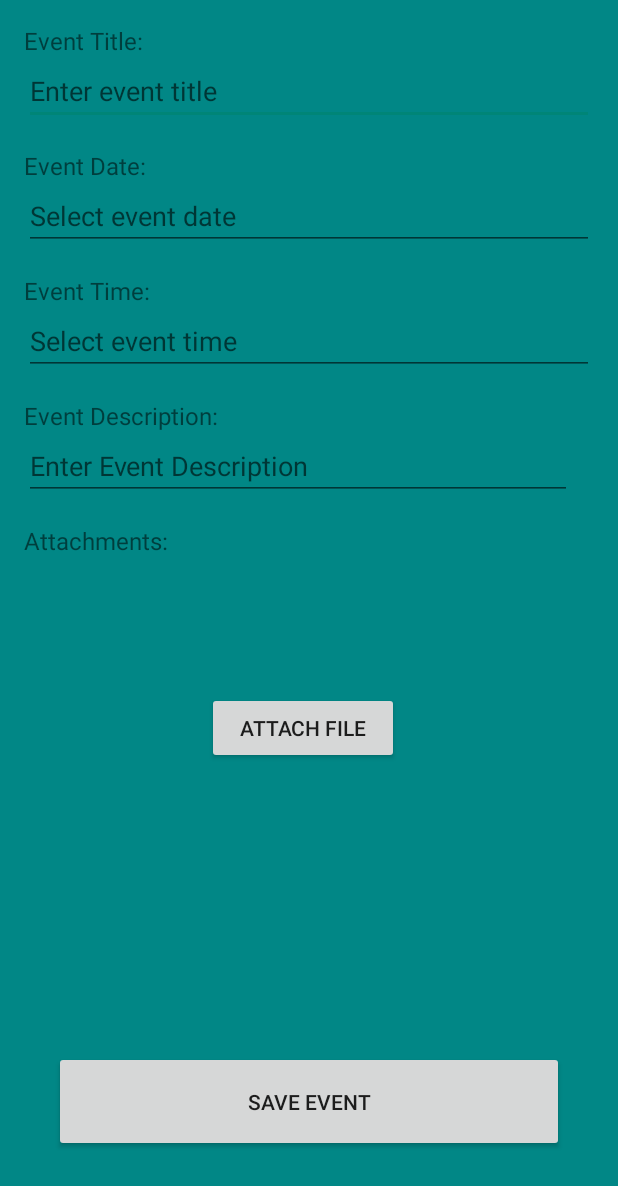
After one commit to hasibayoubi/Project2, an Android app: the NewEvent screen opened directly, with no data from a screen before it, on a phone screen of 412 x 824 dp. The commit adds this screen. Shown: the top 1186 px of the screen. Run offline under Robolectric (Android 15) with nearby library versions, the phone set to English and light mode, and no system bars; our stand-ins replace Firebase (no records; nobody signed in at launch, a user with empty details on screens opened directly); Roboto replaces fonts that are not available here.

Commit message:
Misa branch v1.6 Created NewEvent.java and activity_newevent.xml

```diff
--- a/app/build.gradle.kts
+++ b/app/build.gradle.kts
@@ -47,6 +47,7 @@ dependencies {
     implementation(libs.lifecycle.viewmodel.ktx)
     implementation(libs.navigation.fragment)
     implementation(libs.navigation.ui)
+    implementation(libs.firebase.storage)
 
     testImplementation(libs.junit)
     androidTestImplementation(libs.ext.junit)
--- a/app/src/main/AndroidManifest.xml
+++ b/app/src/main/AndroidManifest.xml
@@ -32,6 +32,8 @@
         <activity
             android:name=".calendar"
             android:exported="false"/>
+        <activity android:name=".NewEvent"
+            android:exported="false"/>
 
         <meta-data
             android:name="preloaded_fonts"
--- a/app/src/main/java/com/example/handymobileapp/MainActivity.java
+++ b/app/src/main/java/com/example/handymobileapp/MainActivity.java
@@ -135,7 +135,7 @@ public class MainActivity extends AppCompatActivity {
      * to ensure a clean state.
      */
     private void sendUserToNextActivity() {
-        Intent intent = new Intent(MainActivity.this, calendar.class);
+        Intent intent = new Intent(MainActivity.this, NewEvent.class);
         intent.setFlags(Intent.FLAG_ACTIVITY_CLEAR_TASK|Intent.FLAG_ACTIVITY_NEW_TASK);
         startActivity(intent);
     }
--- /dev/null
+++ b/app/src/main/java/com/example/handymobileapp/NewEvent.java
@@ -0,0 +1,144 @@
+package com.example.handymobileapp;
+
+import android.app.Activity;
+import android.content.Intent;
+import android.net.Uri;
+import android.os.Bundle;
+import android.view.View;
+import android.widget.Button;
+import android.widget.EditText;
+import android.widget.Toast;
+
+import androidx.annotation.NonNull;
+import androidx.annotation.Nullable;
+import androidx.appcompat.app.AppCompatActivity;
+
+import com.google.android.gms.tasks.OnCompleteListener;
+import com.google.android.gms.tasks.OnSuccessListener;
+import com.google.android.gms.tasks.Task;
+import com.google.firebase.firestore.FirebaseFirestore;
+import com.google.firebase.storage.FirebaseStorage;
+import com.google.firebase.storage.StorageReference;
+import com.google.firebase.storage.UploadTask;
+
+import java.util.HashMap;
+import java.util.Map;
+
+public class NewEvent extends AppCompatActivity {
+
+    private static final int PICK_FILE_REQUEST_CODE = 101;
+
+    private EditText editTextTitle, editTextDate, editTextTime, editTextDescription;
+    private Button buttonAttachFile, buttonSaveEvent;
+
+    private FirebaseFirestore db;
+    private FirebaseStorage storage;
+    private StorageReference storageRef;
+
+    private Uri selectedFileUri;
+
+    @Override
+    protected void onCreate(Bundle savedInstanceState) {
+        super.onCreate(savedInstanceState);
+        setContentView(R.layout.activity_newevent);
+
+        db = FirebaseFirestore.getInstance();
+        storage = FirebaseStorage.getInstance();
+        storageRef = storage.getReference();
+
+        editTextTitle = findViewById(R.id.editTextTitle);
+        editTextDate = findViewById(R.id.editTextDate);
+        editTextTime = findViewById(R.id.editTextTime);
+        editTextDescription = findViewById(R.id.editTextDescription);
+        buttonAttachFile = findViewById(R.id.buttonAttachFile);
+        buttonSaveEvent = findViewById(R.id.buttonSaveEvent);
+
+        buttonAttachFile.setOnClickListener(new View.OnClickListener() {
+            @Override
+            public void onClick(View view) {
+                pickFile();
+            }
+        });
+
+        buttonSaveEvent.setOnClickListener(new View.OnClickListener() {
+            @Override
+            public void onClick(View view) {
+                saveEventToFirestore();
+            }
+        });
+    }
+
+    private void pickFile() {
+        Intent intent = new Intent(Intent.ACTION_GET_CONTENT);
+        intent.setType("*/*"); // Allow all file types
+        startActivityForResult(intent, PICK_FILE_REQUEST_CODE);
+    }
+
+    @Override
+    protected void onActivityResult(int requestCode, int resultCode, @Nullable Intent data) {
+        super.onActivityResult(requestCode, resultCode, data);
+        if (requestCode == PICK_FILE_REQUEST_CODE && resultCode == Activity.RESULT_OK && data != null && data.getData() != null) {
+            selectedFileUri = data.getData();
+            Toast.makeText(this, "File selected: " + selectedFileUri.toString(), Toast.LENGTH_SHORT).show();
+        }
+    }
+
+    private void saveEventToFirestore() {
+        String title = editTextTitle.getText().toString();
+        String date = editTextDate.getText().toString();
+        String time = editTextTime.getText().toString();
+        String description = editTextDescription.getText().toString();
+
+        if (title.isEmpty() || date.isEmpty() || time.isEmpty() || description.isEmpty()) {
+            Toast.makeText(this, "Please fill out all fields", Toast.LENGTH_SHORT).show();
+            return;
+        }
+
+        // Upload file if selected
+        if (selectedFileUri != null) {
+            StorageReference fileRef = storageRef.child("event_attachments/" + selectedFileUri.getLastPathSegment());
+            UploadTask uploadTask = fileRef.putFile(selectedFileUri);
+
+            uploadTask.addOnCompleteListener(this, new OnCompleteListener<UploadTask.TaskSnapshot>() {
+                @Override
+                public void onComplete(@NonNull Task<UploadTask.TaskSnapshot> task) {
+                    if (task.isSuccessful()) {
+                        fileRef.getDownloadUrl().addOnSuccessListener(new OnSuccessListener<Uri>() {
+                            @Override
+                            public void onSuccess(Uri uri) {
+                                String downloadUrl = uri.toString();
+                                addEventToFirestore(title, date, time, description, downloadUrl);
+                            }
+                        });
+                    } else {
+                        Toast.makeText(NewEvent.this, "Failed to upload file", Toast.LENGTH_SHORT).show();
+                    }
+                }
+            });
+        } else {
+            // No file attached, add event without attachment
+            addEventToFirestore(title, date, time, description, null);
+        }
+    }
+
+    private void addEventToFirestore(String title, String date, String time, String description, String attachmentUrl) {
+        Map<String, Object> eventData = new HashMap<>();
+        eventData.put("title", title);
+        eventData.put("date", date);
+        eventData.put("time", time);
+        eventData.put("description", description);
+        if (attachmentUrl != null) {
+            eventData.put("attachmentUrl", attachmentUrl);
+        }
+
+        db.collection("events")
+                .add(eventData)
+                .addOnSuccessListener(documentReference -> {
+                    Toast.makeText(NewEvent.this, "Event added successfully", Toast.LENGTH_SHORT).show();
+                    finish();
+                })
+                .addOnFailureListener(e -> {
+                    Toast.makeText(NewEvent.this, "Failed to add event", Toast.LENGTH_SHORT).show();
+                });
+    }
+}
--- /dev/null
+++ b/app/src/main/res/layout/activity_newevent.xml
@@ -0,0 +1,131 @@
+<?xml version="1.0" encoding="utf-8"?>
+<RelativeLayout xmlns:android="http://schemas.android.com/apk/res/android"
+    android:layout_width="match_parent"
+    android:layout_height="match_parent"
+    android:background="@color/cadetBlue">
+
+    <!-- Event Title -->
+    <TextView
+        android:id="@+id/textViewTitle"
+        android:layout_width="wrap_content"
+        android:layout_height="wrap_content"
+        android:layout_marginStart="16dp"
+        android:layout_marginTop="16dp"
+        android:text="Event Title:"
+        android:textSize="16sp" />
+
+    <EditText
+        android:id="@+id/editTextTitle"
+        android:layout_width="match_parent"
+        android:layout_height="wrap_content"
+        android:layout_below="@id/textViewTitle"
+        android:layout_marginStart="16dp"
+        android:layout_marginEnd="16dp"
+        android:hint="Enter event title"
+        android:inputType="text"
+        android:maxLines="1" />
+
+    <!-- Event Date -->
+    <TextView
+        android:id="@+id/textViewDate"
+        android:layout_width="wrap_content"
+        android:layout_height="wrap_content"
+        android:layout_below="@id/editTextTitle"
+        android:layout_marginStart="16dp"
+        android:layout_marginTop="16dp"
+        android:text="Event Date:"
+        android:textSize="16sp" />
+
+    <EditText
+        android:id="@+id/editTextDate"
+        android:layout_width="match_parent"
+        android:layout_height="wrap_content"
+        android:layout_below="@id/textViewDate"
+        android:layout_marginStart="16dp"
+        android:layout_marginEnd="16dp"
+        android:hint="Select event date"
+        android:inputType="date"
+        android:maxLines="1" />
+
+    <!-- Event Time -->
+    <TextView
+        android:id="@+id/textViewTime"
+        android:layout_width="wrap_content"
+        android:layout_height="wrap_content"
+        android:layout_below="@id/editTextDate"
+        android:layout_marginStart="16dp"
+        android:layout_marginTop="16dp"
+        android:text="Event Time:"
+        android:textSize="16sp" />
+
+    <EditText
+        android:id="@+id/editTextTime"
+        android:layout_width="match_parent"
+        android:layout_height="wrap_content"
+        android:layout_below="@id/textViewTime"
+        android:layout_marginStart="16dp"
+        android:layout_marginEnd="16dp"
+        android:hint="Select event time"
+        android:inputType="time"
+        android:maxLines="1" />
+
+    <!-- Event Description -->
+    <TextView
+        android:id="@+id/textViewDescription"
+        android:layout_width="wrap_content"
+        android:layout_height="wrap_content"
+        android:layout_below="@id/editTextTime"
+        android:layout_marginStart="16dp"
+        android:layout_marginTop="16dp"
+        android:text="Event Description:"
+        android:textSize="16sp" />
+
+    <EditText
+        android:id="@+id/editTextDescription"
+        android:layout_width="365dp"
+        android:layout_height="wrap_content"
+        android:layout_below="@id/textViewDescription"
+        android:layout_marginStart="16dp"
+        android:layout_marginEnd="16dp"
+        android:hint="Enter Event Description"
+        android:inputType="textMultiLine"
+        android:maxLines="4" />
+
+    <!-- Attachments (optional) -->
+    <TextView
+        android:id="@+id/textViewAttachments"
+        android:layout_width="wrap_content"
+        android:layout_height="wrap_content"
+        android:layout_below="@id/editTextDescription"
+        android:layout_marginStart="16dp"
+        android:layout_marginTop="16dp"
+        android:text="Attachments:"
+        android:textSize="16sp" />
+
+    <!-- Save Button -->
+
+    <Button
+        android:id="@+id/buttonAttachFile"
+        android:layout_width="wrap_content"
+        android:layout_height="wrap_content"
+        android:layout_below="@id/textViewAttachments"
+        android:layout_alignParentStart="true"
+        android:layout_alignParentEnd="true"
+        android:layout_marginStart="138dp"
+        android:layout_marginTop="90dp"
+        android:layout_marginEnd="146dp"
+        android:text="Attach File" />
+
+    <Button
+        android:id="@+id/buttonSaveEvent"
+        android:layout_width="wrap_content"
+        android:layout_height="67dp"
+        android:layout_alignParentStart="true"
+        android:layout_alignParentEnd="true"
+        android:layout_alignParentBottom="true"
+        android:layout_marginStart="36dp"
+        android:layout_marginEnd="36dp"
+        android:layout_marginBottom="56dp"
+        android:text="Save Event" />
+
+</RelativeLayout>
--- a/app/src/main/res/layout/calendarview.xml
+++ b/app/src/main/res/layout/calendarview.xml
@@ -23,7 +23,7 @@
     <CalendarView
         android:id="@+id/calendarView"
         android:layout_width="392dp"
-        android:layout_height="464dp"
+        android:layout_height="390dp"
         app:layout_constraintBottom_toBottomOf="parent"
         app:layout_constraintEnd_toEndOf="parent"
         app:layout_constraintHorizontal_bias="0.0"
--- a/gradle/libs.versions.toml
+++ b/gradle/libs.versions.toml
@@ -14,6 +14,7 @@ lifecycleLivedataKtx = "2.7.0"
 lifecycleViewmodelKtx = "2.7.0"
 navigationFragment = "2.7.7"
 navigationUi = "2.7.7"
+firebaseStorage = "20.3.0"
 
 [libraries]
 junit = { group = "junit", name = "junit", version.ref = "junit" }
@@ -30,6 +31,7 @@ lifecycle-livedata-ktx = { group = "androidx.lifecycle", name = "lifecycle-lived
 lifecycle-viewmodel-ktx = { group = "androidx.lifecycle", name = "lifecycle-viewmodel-ktx", version.ref = "lifecycleViewmodelKtx" }
 navigation-fragment = { group = "androidx.navigation", name = "navigation-fragment", version.ref = "navigationFragment" }
 navigation-ui = { group = "androidx.navigation", name = "navigation-ui", version.ref = "navigationUi" }
+firebase-storage = { group = "com.google.firebase", name = "firebase-storage", version.ref = "firebaseStorage" }
 
 [plugins]
 androidApplication = { id = "com.android.application", version.ref = "agp" }
```
